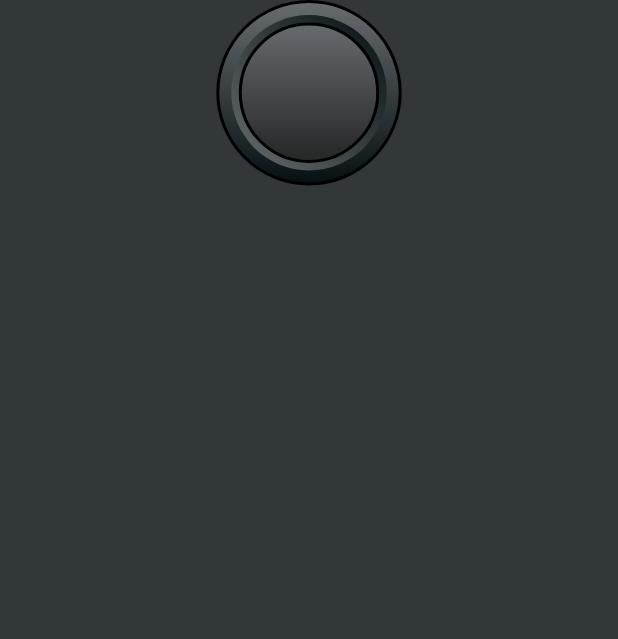
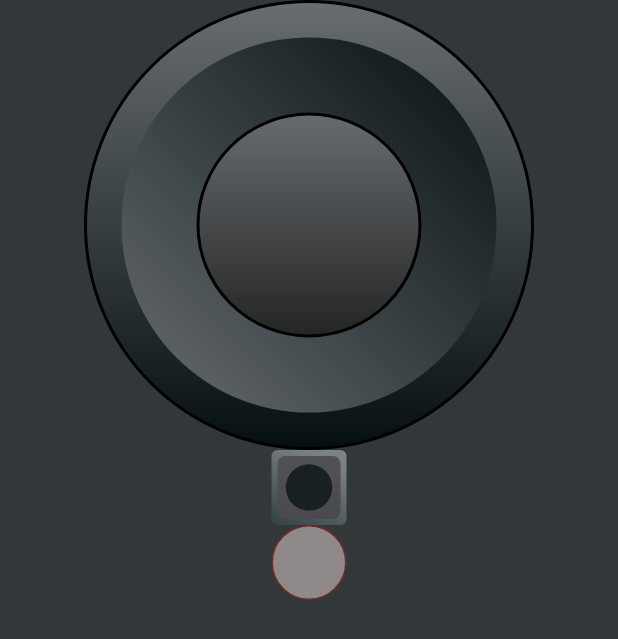
Before and after one commit to GustavoRodriguesDev/nintendo_switch, a Flutter app: the screen it shows after launch, on a phone screen of 412 x 824 dp. Shown: the top 639 px of the screen. Run offline on Flutter 3.47's test engine with Material 2 defaults, Android fonts, the phone set to English and light mode, and no system bars.

Commit message:
otimizando o codigo

```diff
--- a/lib/componentes/bigButton.dart
+++ b/lib/componentes/bigButton.dart
@@ -3,17 +3,27 @@
 import 'package:flutter/material.dart';
 
 class BigButton extends StatelessWidget {
-  const BigButton({Key? key}) : super(key: key);
+  final double size;
+  const BigButton({
+    Key? key,
+    this.size = 58,
+  }) : super(key: key);
 
+//1 - tipo
+//2 - nome
+//3 - parametros
+//4 - escopo da função
+//5 - retorno ou não
   @override
   Widget build(BuildContext context) {
     return Container(
-      width: MediaQuery.of(context).size.width * 0.3,
-      height: MediaQuery.of(context).size.width * 0.3,
+      width: size,
+      height: size,
+      alignment: Alignment.center,
       decoration: BoxDecoration(
         border: Border.all(color: Colors.black, width: 2),
         color: Color(0xFF5A6465),
-        borderRadius: BorderRadius.circular(100),
+        shape: BoxShape.circle,
         gradient: LinearGradient(
           begin: Alignment.bottomCenter,
           end: Alignment.topCenter,
@@ -21,37 +31,30 @@ class BigButton extends StatelessWidget {
             Color(0xFF050F11),
             Color(0xFF686D70),
           ],
-          stops: [0.0, 1.0],
         ),
       ),
-      child: Padding(
-        padding: const EdgeInsets.all(8.0),
-        child: Stack(
-          children: [
-            Container(
-              width: MediaQuery.of(context).size.width * 0.8,
-              height: MediaQuery.of(context).size.height * 0.8,
+      child: Container(
+        width: 250,
+        height: 250,
+        alignment: Alignment.center,
         decoration: BoxDecoration(
-                borderRadius: BorderRadius.circular(100),
+          shape: BoxShape.circle,
           gradient: LinearGradient(
             begin: Alignment.bottomLeft,
-                  end: FractionalOffset.topRight,
+            end: Alignment.topRight,
             colors: [
               Color(0xFF686D70),
               Color(0xFF050F11),
             ],
-                  stops: [0.0, 0.993],
           ),
         ),
-              child: Padding(
-                padding: const EdgeInsets.all(5.0),
         child: Container(
-                  width: MediaQuery.of(context).size.width * 0.4,
-                  height: MediaQuery.of(context).size.height * 0.4,
+          width: 150,
+          height: 150,
           decoration: BoxDecoration(
             border: Border.all(color: Colors.black, width: 2),
             color: Color(0xFF676A6F),
-                    borderRadius: BorderRadius.circular(100),
+            shape: BoxShape.circle,
             gradient: LinearGradient(
               begin: Alignment.bottomCenter,
               end: Alignment.topCenter,
@@ -64,10 +67,6 @@ class BigButton extends StatelessWidget {
           ),
         ),
       ),
-            )
-          ],
-        ),
-      ),
     );
   }
 }
--- /dev/null
+++ b/lib/componentes/homeButton.dart
@@ -0,0 +1,20 @@
+import 'package:flutter/material.dart';
+
+class HomeButton extends StatelessWidget {
+  const HomeButton({Key? key}) : super(key: key);
+
+  @override
+  Widget build(BuildContext context) {
+    return Container(
+      height: 50,
+      width: 50,
+      decoration: BoxDecoration(
+        border: Border.all(
+          color: Color(0xFF732A23),
+        ),
+        borderRadius: BorderRadius.circular(50),
+        color: Color(0xFF8F8989),
+      ),
+    );
+  }
+}
--- a/lib/componentes/sound.dart
+++ /dev/null
@@ -1,10 +0,0 @@
-import 'package:flutter/material.dart';
-
-class SoundButton extends StatelessWidget {
-  const SoundButton({Key? key}) : super(key: key);
-
-  @override
-  Widget build(BuildContext context) {
-    return Container();
-  }
-}
--- /dev/null
+++ b/lib/componentes/soundButton.dart
@@ -0,0 +1,58 @@
+// ignore_for_file: prefer_const_constructors, prefer_const_literals_to_create_immutables
+
+import 'package:flutter/material.dart';
+
+class SoundButton extends StatelessWidget {
+  const SoundButton({Key? key}) : super(key: key);
+
+  @override
+  Widget build(BuildContext context) {
+    return Container(
+      width: 50,
+      height: 50,
+      decoration: BoxDecoration(
+        borderRadius: BorderRadius.circular(4),
+        gradient: LinearGradient(
+          begin: Alignment.topCenter,
+          end: Alignment.bottomLeft,
+          colors: [
+            Color(0xFF7B8287),
+            Color(0xFF324144),
+          ],
+          stops: [0.0, 1.0],
+        ),
+      ),
+      child: Padding(
+        padding: const EdgeInsets.all(4.0),
+        child: Stack(
+          children: [
+            Container(
+              width: 48,
+              height: 48,
+              decoration: BoxDecoration(
+                borderRadius: BorderRadius.circular(5),
+                gradient: LinearGradient(
+                  begin: Alignment.bottomCenter,
+                  end: Alignment.topCenter,
+                  colors: [
+                    Color(0xFF4A494E),
+                    Color(0xFF525157),
+                  ],
+                ),
+              ),
+            ),
+            Center(
+              child: Container(
+                width: 31,
+                height: 31,
+                decoration: BoxDecoration(
+                    color: Color(0xFF182022),
+                    borderRadius: BorderRadius.circular(50)),
+              ),
+            )
+          ],
+        ),
+      ),
+    );
+  }
+}
--- a/lib/nintendo.dart
+++ b/lib/nintendo.dart
@@ -2,6 +2,8 @@
 
 import 'package:flutter/material.dart';
 import 'package:nintendo_switch/componentes/bigButton.dart';
+import 'package:nintendo_switch/componentes/homeButton.dart';
+import 'package:nintendo_switch/componentes/soundButton.dart';
 
 class NintendoSwitch extends StatefulWidget {
   const NintendoSwitch({Key? key}) : super(key: key);
@@ -14,18 +16,18 @@ class _NintendoSwitchState extends State<NintendoSwitch> {
   @override
   Widget build(BuildContext context) {
     return Scaffold(
-      body: Stack(
-        children: [
-          Container(
-            width: MediaQuery.of(context).size.width,
-            color: Color(0xFF32383A),
-            child: Column(
-              children: [
-                BigButton(),
-              ],
+      body: Container(
+        width: MediaQuery.of(context).size.width,
+        color: Color(0xFF32383A),
+        child: Column(
+          children: [
+            BigButton(
+              size: 300,
             ),
-          ),
-        ],
+            SoundButton(),
+            HomeButton()
+          ],
+        ),
       ),
     );
   }
```
Lines whose indentation alone changed are shown as unchanged.
